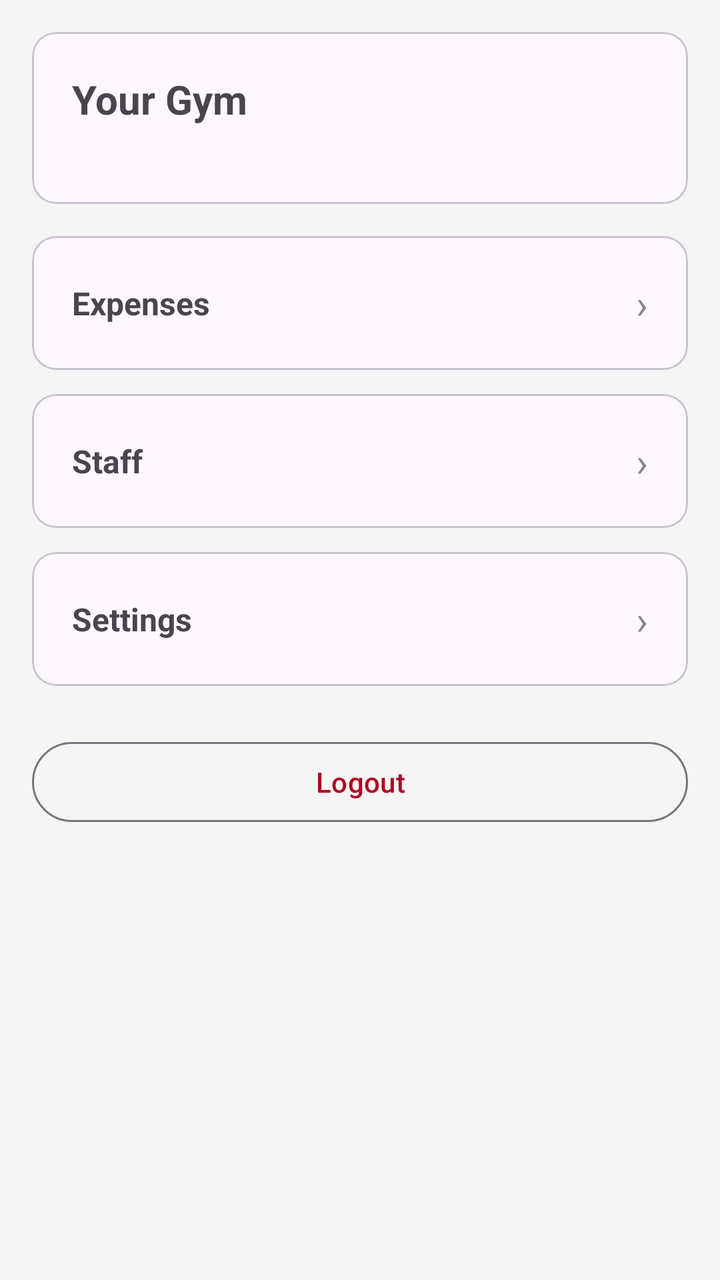
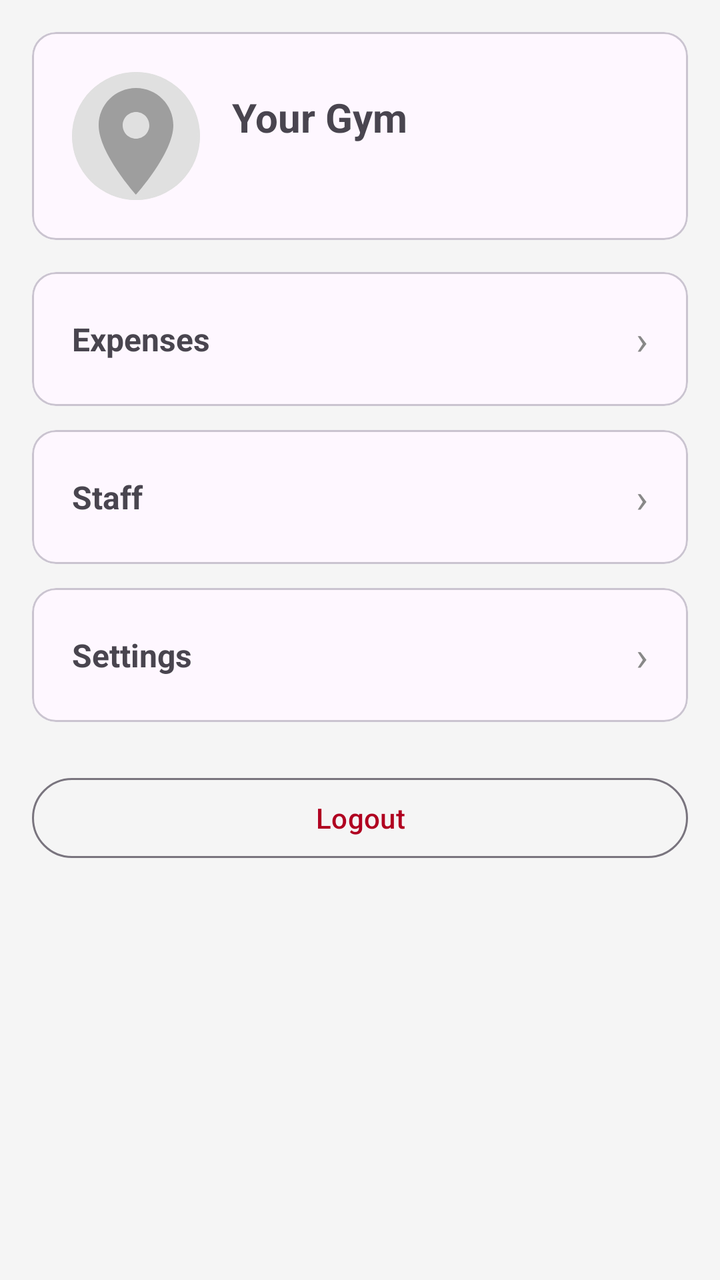

Compare the two renders of this Android layout. The source of the first and the diff that turns it into the second are given below.
<!-- AndroidManifest.xml: application theme Theme.GymManagement -->
<!-- res/layout/fragment_master.xml -->
<?xml version="1.0" encoding="utf-8"?>
<ScrollView xmlns:android="http://schemas.android.com/apk/res/android"
    android:layout_width="match_parent"
    android:layout_height="match_parent"
    android:background="#F5F5F5">

    <LinearLayout
        android:layout_width="match_parent"
        android:layout_height="wrap_content"
        android:orientation="vertical"
        android:padding="16dp">

        
        <com.google.android.material.card.MaterialCardView
            android:layout_width="match_parent"
            android:layout_height="wrap_content"
            android:layout_marginBottom="16dp"
            app:cardCornerRadius="12dp"
            xmlns:app="http://schemas.android.com/apk/res-auto">

            <LinearLayout
                android:layout_width="match_parent"
                android:layout_height="wrap_content"
                android:orientation="vertical"
                android:padding="20dp">

                <TextView
                    android:id="@+id/tvGymName"
                    android:layout_width="wrap_content"
                    android:layout_height="wrap_content"
                    android:textSize="20sp"
                    android:textStyle="bold"
                    android:text="Your Gym" />

                <TextView
                    android:id="@+id/tvOwnerEmail"
                    android:layout_width="wrap_content"
                    android:layout_height="wrap_content"
                    android:textSize="14sp"
                    android:textColor="#888888" />
            </LinearLayout>
        </com.google.android.material.card.MaterialCardView>

        
        <com.google.android.material.card.MaterialCardView
            android:id="@+id/cardExpenses"
            android:layout_width="match_parent"
            android:layout_height="wrap_content"
            android:layout_marginBottom="12dp"
            android:clickable="true"
            android:focusable="true"
            app:cardCornerRadius="12dp"
            xmlns:app="http://schemas.android.com/apk/res-auto">

            <LinearLayout
                android:layout_width="match_parent"
                android:layout_height="wrap_content"
                android:orientation="horizontal"
                android:padding="20dp"
                android:gravity="center_vertical">

                <TextView
                    android:layout_width="0dp"
                    android:layout_height="wrap_content"
                    android:layout_weight="1"
                    android:text="Expenses"
                    android:textSize="16sp"
                    android:textStyle="bold" />

                <TextView
                    android:layout_width="wrap_content"
                    android:layout_height="wrap_content"
                    android:text="›"
                    android:textSize="20sp"
                    android:textColor="#888888" />
            </LinearLayout>
        </com.google.android.material.card.MaterialCardView>

        
        <com.google.android.material.card.MaterialCardView
            android:id="@+id/cardStaff"
            android:layout_width="match_parent"
            android:layout_height="wrap_content"
            android:layout_marginBottom="12dp"
            android:clickable="true"
            android:focusable="true"
            app:cardCornerRadius="12dp"
            xmlns:app="http://schemas.android.com/apk/res-auto">

            <LinearLayout
                android:layout_width="match_parent"
                android:layout_height="wrap_content"
                android:orientation="horizontal"
                android:padding="20dp"
                android:gravity="center_vertical">

                <TextView
                    android:layout_width="0dp"
                    android:layout_height="wrap_content"
                    android:layout_weight="1"
                    android:text="Staff"
                    android:textSize="16sp"
                    android:textStyle="bold" />

                <TextView
                    android:layout_width="wrap_content"
                    android:layout_height="wrap_content"
                    android:text="›"
                    android:textSize="20sp"
                    android:textColor="#888888" />
            </LinearLayout>
        </com.google.android.material.card.MaterialCardView>

        
        <com.google.android.material.card.MaterialCardView
            android:id="@+id/cardSettings"
            android:layout_width="match_parent"
            android:layout_height="wrap_content"
            android:layout_marginBottom="24dp"
            android:clickable="true"
            android:focusable="true"
            app:cardCornerRadius="12dp"
            xmlns:app="http://schemas.android.com/apk/res-auto">

            <LinearLayout
                android:layout_width="match_parent"
                android:layout_height="wrap_content"
                android:orientation="horizontal"
                android:padding="20dp"
                android:gravity="center_vertical">

                <TextView
                    android:layout_width="0dp"
                    android:layout_height="wrap_content"
                    android:layout_weight="1"
                    android:text="Settings"
                    android:textSize="16sp"
                    android:textStyle="bold" />

                <TextView
                    android:layout_width="wrap_content"
                    android:layout_height="wrap_content"
                    android:text="›"
                    android:textSize="20sp"
                    android:textColor="#888888" />
            </LinearLayout>
        </com.google.android.material.card.MaterialCardView>

        
        <com.google.android.material.button.MaterialButton
            android:id="@+id/btnLogout"
            style="@style/Widget.Material3.Button.OutlinedButton"
            android:layout_width="match_parent"
            android:layout_height="wrap_content"
            android:text="@string/action_logout"
            android:textColor="@color/error" />

    </LinearLayout>
</ScrollView>
<!-- resources referenced by this layout -->
<resources>
  <color name="error">#B00020</color>
  <string name="action_logout">Logout</string>
  <style name="Theme.GymManagement" parent="Theme.Material3.Light.NoActionBar">
          <item name="colorPrimary">@color/primary</item>
          <item name="colorPrimaryDark">@color/primary_dark</item>
          <item name="colorAccent">@color/accent</item>
          <item name="android:windowBackground">@color/surface</item>
      </style>
  <color name="primary">#1565C0</color>
  <color name="primary_dark">#003c8f</color>
  <color name="accent">#FF6F00</color>
  <color name="surface">#F5F7FA</color>
</resources>

<!-- the commit's change to res/layout/fragment_master.xml (unified diff, before → after) -->
@@ -1,4 +1,5 @@
 <?xml version="1.0" encoding="utf-8"?>
+
 <ScrollView xmlns:android="http://schemas.android.com/apk/res/android"
     android:layout_width="match_parent"
     android:layout_height="match_parent"
@@ -21,23 +22,49 @@
             <LinearLayout
                 android:layout_width="match_parent"
                 android:layout_height="wrap_content"
-                android:orientation="vertical"
-                android:padding="20dp">
+                android:orientation="horizontal"
+                android:padding="20dp"
+                android:gravity="center_vertical">
 
-                <TextView
-                    android:id="@+id/tvGymName"
-                    android:layout_width="wrap_content"
+                
+                <com.google.android.material.card.MaterialCardView
+                    android:id="@+id/cardLogoMaster"
+                    android:layout_width="64dp"
+                    android:layout_height="64dp"
+                    android:layout_marginEnd="16dp"
+                    app:cardCornerRadius="32dp"
+                    app:strokeWidth="1dp"
+                    app:strokeColor="#E0E0E0">
+                    <ImageView
+                        android:id="@+id/ivGymLogoMaster"
+                        android:layout_width="match_parent"
+                        android:layout_height="match_parent"
+                        android:scaleType="centerCrop"
+                        android:src="@drawable/ic_gym_placeholder"
+                        android:contentDescription="Gym Logo" />
+                </com.google.android.material.card.MaterialCardView>
+
+                <LinearLayout
+                    android:layout_width="0dp"
                     android:layout_height="wrap_content"
-                    android:textSize="20sp"
-                    android:textStyle="bold"
-                    android:text="Your Gym" />
+                    android:layout_weight="1"
+                    android:orientation="vertical">
 
-                <TextView
-                    android:id="@+id/tvOwnerEmail"
-                    android:layout_width="wrap_content"
-                    android:layout_height="wrap_content"
-                    android:textSize="14sp"
-                    android:textColor="#888888" />
+                    <TextView
+                        android:id="@+id/tvGymName"
+                        android:layout_width="wrap_content"
+                        android:layout_height="wrap_content"
+                        android:textSize="20sp"
+                        android:textStyle="bold"
+                        android:text="Your Gym" />
+
+                    <TextView
+                        android:id="@+id/tvOwnerEmail"
+                        android:layout_width="wrap_content"
+                        android:layout_height="wrap_content"
+                        android:textSize="14sp"
+                        android:textColor="#888888" />
+                </LinearLayout>
             </LinearLayout>
         </com.google.android.material.card.MaterialCardView>
 
<!-- resource entries referenced after the edit -->
@@ -1,6 +1,16 @@
 <!-- resources referenced by this layout -->
 <resources>
   <color name="error">#B00020</color>
+  <!-- drawable ic_gym_placeholder (drawable) -->
+  <vector xmlns:android="http://schemas.android.com/apk/res/android"
+      android:width="80dp"
+      android:height="80dp"
+      android:viewportWidth="24"
+      android:viewportHeight="24">
+    <path android:fillColor="#E0E0E0" android:pathData="M0,0h24v24H0z"/>
+    <path android:fillColor="#9E9E9E"
+        android:pathData="M12,3C8.13,3 5,6.13 5,10c0,5.25 7,13 7,13s7,-7.75 7,-13C19,6.13 15.87,3 12,3zM12,12.5c-1.38,0 -2.5,-1.12 -2.5,-2.5s1.12,-2.5 2.5,-2.5 2.5,1.12 2.5,2.5 -1.12,2.5 -2.5,2.5z"/>
+  </vector>
   <string name="action_logout">Logout</string>
   <style name="Theme.GymManagement" parent="Theme.Material3.Light.NoActionBar">
           <item name="colorPrimary">@color/primary</item>
